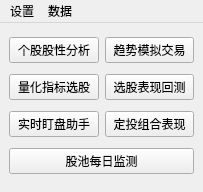
Above: QtDesign/MainWindow.ui from victor647/QuantumStockTrade before the change. Below: the same form after it.
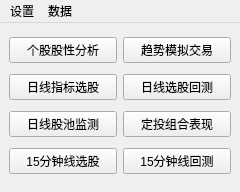
That is the form after the change.

Commit message: 15分钟k线交易功能开始

Diff of the .ui file:
```diff
--- a/QtDesign/MainWindow.ui
+++ b/QtDesign/MainWindow.ui
@@ -6,7 +6,7 @@
    <rect>
     <x>0</x>
     <y>0</y>
-    <width>203</width>
+    <width>240</width>
     <height>192</height>
    </rect>
   </property>
@@ -74,7 +74,7 @@
          </font>
         </property>
         <property name="text">
-         <string>量化指标选股</string>
+         <string>日线指标选股</string>
         </property>
        </widget>
       </item>
@@ -93,7 +93,7 @@
          </font>
         </property>
         <property name="text">
-         <string>选股表现回测</string>
+         <string>日线选股回测</string>
         </property>
        </widget>
       </item>
@@ -102,7 +102,7 @@
     <item>
      <layout class="QHBoxLayout" name="horizontalLayout_3">
       <item>
-       <widget class="QPushButton" name="btnLiveTracker">
+       <widget class="QPushButton" name="btnPoolMonitor">
         <property name="sizePolicy">
          <sizepolicy hsizetype="Minimum" vsizetype="Maximum">
           <horstretch>0</horstretch>
@@ -116,7 +116,7 @@
          </font>
         </property>
         <property name="text">
-         <string>实时盯盘助手</string>
+         <string>日线股池监测</string>
         </property>
        </widget>
       </item>
@@ -142,7 +142,9 @@
      </layout>
     </item>
     <item>
-     <widget class="QPushButton" name="btnPoolMonitor">
+     <layout class="QHBoxLayout" name="horizontalLayout_4">
+      <item>
+       <widget class="QPushButton" name="btnFifteenMinFinder">
       <property name="sizePolicy">
        <sizepolicy hsizetype="Minimum" vsizetype="Maximum">
         <horstretch>0</horstretch>
@@ -156,9 +158,30 @@
        </font>
       </property>
       <property name="text">
-       <string>股池每日监测</string>
-      </property>
-     </widget>
+         <string>15分钟线选股</string>
+        </property>
+       </widget>
+      </item>
+      <item>
+       <widget class="QPushButton" name="btnFifteenMinTrade">
+        <property name="sizePolicy">
+         <sizepolicy hsizetype="Minimum" vsizetype="Maximum">
+          <horstretch>0</horstretch>
+          <verstretch>0</verstretch>
+         </sizepolicy>
+        </property>
+        <property name="font">
+         <font>
+          <family>Helvetica</family>
+          <pointsize>9</pointsize>
+         </font>
+        </property>
+        <property name="text">
+         <string>15分钟线回测</string>
+        </property>
+       </widget>
+      </item>
+     </layout>
     </item>
    </layout>
   </widget>
@@ -167,7 +190,7 @@
     <rect>
      <x>0</x>
      <y>0</y>
-     <width>203</width>
+     <width>240</width>
      <height>23</height>
     </rect>
    </property>
```
Lines whose indentation alone changed are shown as unchanged. The commit also changes 7 other files.
